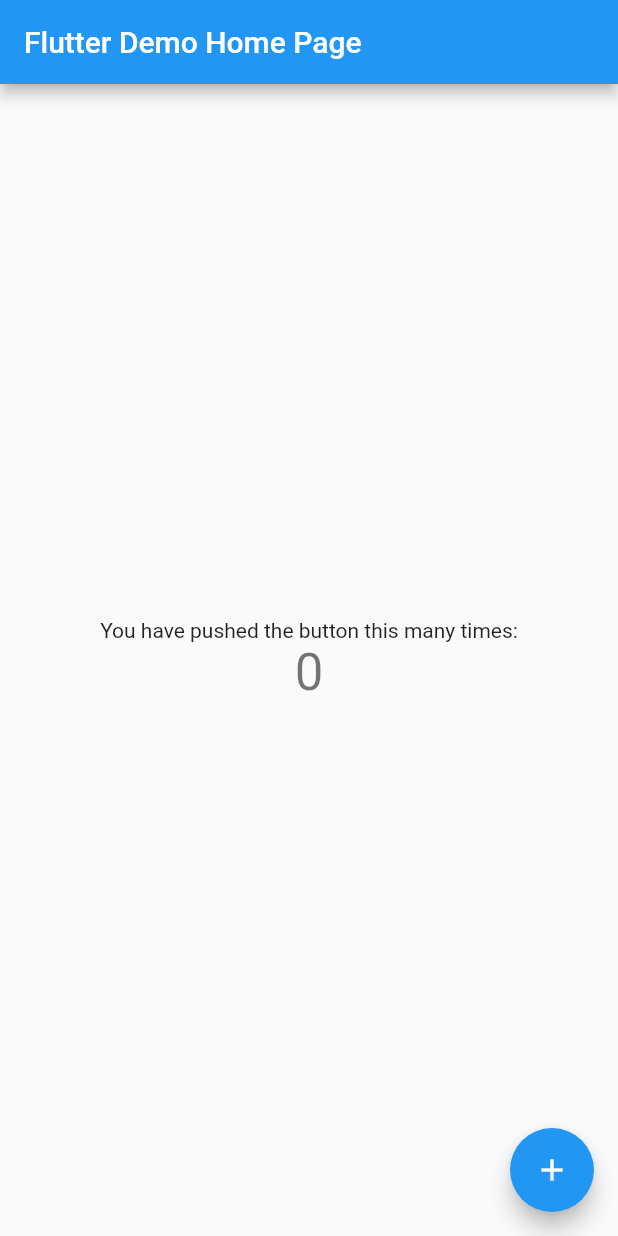
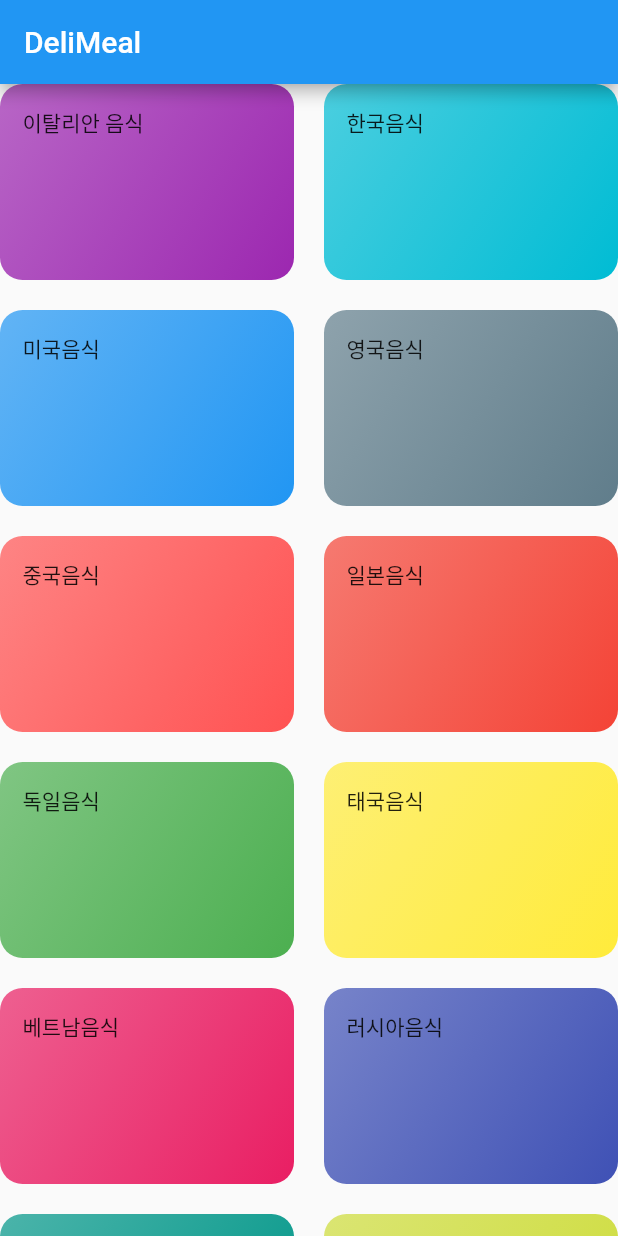
Before and after one commit to TaeseongYun/learning-Flutter, a Flutter app: the screen it shows after launch, on a phone screen of 412 x 824 dp. Run offline on Flutter 3.47's test engine with Material 2 defaults, Android fonts, the phone set to English and light mode, and no system bars.

Commit message:
#24 add: model package, modify: GridView

```diff
--- a/third_category_list_app/lib/main.dart
+++ b/third_category_list_app/lib/main.dart
@@ -1,111 +1,4 @@
 import 'package:flutter/material.dart';
+import 'package:third_category_list_app/ui/pages/root_page.dart';
 
-void main() => runApp(MyApp());
-
-class MyApp extends StatelessWidget {
-  // This widget is the root of your application.
-  @override
-  Widget build(BuildContext context) {
-    return MaterialApp(
-      title: 'Flutter Demo',
-      theme: ThemeData(
-        // This is the theme of your application.
-        //
-        // Try running your application with "flutter run". You'll see the
-        // application has a blue toolbar. Then, without quitting the app, try
-        // changing the primarySwatch below to Colors.green and then invoke
-        // "hot reload" (press "r" in the console where you ran "flutter run",
-        // or simply save your changes to "hot reload" in a Flutter IDE).
-        // Notice that the counter didn't reset back to zero; the application
-        // is not restarted.
-        primarySwatch: Colors.blue,
-      ),
-      home: MyHomePage(title: 'Flutter Demo Home Page'),
-    );
-  }
-}
-
-class MyHomePage extends StatefulWidget {
-  MyHomePage({Key key, this.title}) : super(key: key);
-
-  // This widget is the home page of your application. It is stateful, meaning
-  // that it has a State object (defined below) that contains fields that affect
-  // how it looks.
-
-  // This class is the configuration for the state. It holds the values (in this
-  // case the title) provided by the parent (in this case the App widget) and
-  // used by the build method of the State. Fields in a Widget subclass are
-  // always marked "final".
-
-  final String title;
-
-  @override
-  _MyHomePageState createState() => _MyHomePageState();
-}
-
-class _MyHomePageState extends State<MyHomePage> {
-  int _counter = 0;
-
-  void _incrementCounter() {
-    setState(() {
-      // This call to setState tells the Flutter framework that something has
-      // changed in this State, which causes it to rerun the build method below
-      // so that the display can reflect the updated values. If we changed
-      // _counter without calling setState(), then the build method would not be
-      // called again, and so nothing would appear to happen.
-      _counter++;
-    });
-  }
-
-  @override
-  Widget build(BuildContext context) {
-    // This method is rerun every time setState is called, for instance as done
-    // by the _incrementCounter method above.
-    //
-    // The Flutter framework has been optimized to make rerunning build methods
-    // fast, so that you can just rebuild anything that needs updating rather
-    // than having to individually change instances of widgets.
-    return Scaffold(
-      appBar: AppBar(
-        // Here we take the value from the MyHomePage object that was created by
-        // the App.build method, and use it to set our appbar title.
-        title: Text(widget.title),
-      ),
-      body: Center(
-        // Center is a layout widget. It takes a single child and positions it
-        // in the middle of the parent.
-        child: Column(
-          // Column is also a layout widget. It takes a list of children and
-          // arranges them vertically. By default, it sizes itself to fit its
-          // children horizontally, and tries to be as tall as its parent.
-          //
-          // Invoke "debug painting" (press "p" in the console, choose the
-          // "Toggle Debug Paint" action from the Flutter Inspector in Android
-          // Studio, or the "Toggle Debug Paint" command in Visual Studio Code)
-          // to see the wireframe for each widget.
-          //
-          // Column has various properties to control how it sizes itself and
-          // how it positions its children. Here we use mainAxisAlignment to
-          // center the children vertically; the main axis here is the vertical
-          // axis because Columns are vertical (the cross axis would be
-          // horizontal).
-          mainAxisAlignment: MainAxisAlignment.center,
-          children: <Widget>[
-            Text(
-              'You have pushed the button this many times:',
-            ),
-            Text(
-              '$_counter',
-              style: Theme.of(context).textTheme.display1,
-            ),
-          ],
-        ),
-      ),
-      floatingActionButton: FloatingActionButton(
-        onPressed: _incrementCounter,
-        tooltip: 'Increment',
-        child: Icon(Icons.add),
-      ), // This trailing comma makes auto-formatting nicer for build methods.
-    );
-  }
-}
+void main() => runApp(RootPage());
--- /dev/null
+++ b/third_category_list_app/lib/model/category.dart
@@ -0,0 +1,13 @@
+import 'package:flutter/material.dart';
+
+class Category {
+  final String id;
+  final String title;
+  final Color color;
+
+  const Category({
+    @required this.id,
+    @required this.title,
+    this.color = Colors.orange,
+  });
+}
--- /dev/null
+++ b/third_category_list_app/lib/model/dummy_data.dart
@@ -0,0 +1,65 @@
+import 'package:third_category_list_app/model/category.dart';
+import 'package:flutter/material.dart';
+
+const DUMMY_CATEGORIES = const [
+  Category(
+    id: 'c1',
+    title: '이탈리안 음식',
+    color: Colors.purple,
+  ),
+  Category(
+    id: 'c2',
+    title: '한국음식',
+    color: Colors.cyan,
+  ),
+  Category(
+    id: 'c3',
+    title: '미국음식',
+    color: Colors.blue,
+  ),
+  Category(
+    id: 'c4',
+    title: '영국음식',
+    color: Colors.blueGrey,
+  ),
+  Category(
+    id: 'c5',
+    title: '중국음식',
+    color: Colors.redAccent,
+  ),
+  Category(
+    id: 'c6',
+    title: '일본음식',
+    color: Colors.red,
+  ),
+  Category(
+    id: 'c7',
+    title: '독일음식',
+    color: Colors.green,
+  ),
+  Category(
+    id: 'c8',
+    title: '태국음식',
+    color: Colors.yellow,
+  ),
+  Category(
+    id: 'c9',
+    title: '베트남음식',
+    color: Colors.pink,
+  ),
+  Category(
+    id: 'c9',
+    title: '러시아음식',
+    color: Colors.indigo,
+  ),
+  Category(
+    id: 'c9',
+    title: '프랑스음식',
+    color: Colors.teal,
+  ),
+  Category(
+    id: 'c9',
+    title: '그리스음식',
+    color: Colors.lime,
+  ),
+];
--- /dev/null
+++ b/third_category_list_app/lib/ui/pages/category_main_page.dart
@@ -0,0 +1,28 @@
+import 'package:flutter/material.dart';
+import 'package:third_category_list_app/ui/widgets/category_item.dart';
+import '../../model/dummy_data.dart';
+
+class CategoryMainPage extends StatelessWidget {
+  @override
+  Widget build(BuildContext context) {
+    return Scaffold(
+      appBar: AppBar(
+        title: const Text('DeliMeal'),
+      ),
+      body: GridView(
+        children: DUMMY_CATEGORIES
+            .map((dummy) => CategoryItem(
+                  color: dummy.color,
+                  title: dummy.title,
+                ))
+            .toList(),
+        gridDelegate: SliverGridDelegateWithMaxCrossAxisExtent(
+          maxCrossAxisExtent: 200,
+          childAspectRatio: 3 / 2,
+          crossAxisSpacing: 20,
+          mainAxisSpacing: 20,
+        ),
+      ),
+    );
+  }
+}
--- /dev/null
+++ b/third_category_list_app/lib/ui/pages/root_page.dart
@@ -0,0 +1,15 @@
+import 'package:flutter/material.dart';
+import 'package:third_category_list_app/ui/pages/category_main_page.dart';
+
+class RootPage extends StatelessWidget {
+  @override
+  Widget build(BuildContext context) {
+    return  MaterialApp(
+      title: 'Third_Category_List_App',
+      home: CategoryMainPage(),
+      theme: ThemeData(
+        primarySwatch: Colors.blue,
+      ),
+    );
+  }
+}
--- /dev/null
+++ b/third_category_list_app/lib/ui/widgets/category_item.dart
@@ -0,0 +1,27 @@
+import 'package:flutter/material.dart';
+
+class CategoryItem extends StatelessWidget {
+  final String title;
+  final Color color;
+
+  CategoryItem({this.title, this.color});
+
+  @override
+  Widget build(BuildContext context) {
+    return Container(
+      padding: const EdgeInsets.all(15),
+      child: Text(title),
+      decoration: BoxDecoration(
+        gradient: LinearGradient(
+          colors: [
+            color.withOpacity(0.7),
+            color,
+          ],
+          begin: Alignment.topLeft,
+          end: Alignment.bottomRight,
+        ),
+        borderRadius: BorderRadius.circular(15),
+      ),
+    );
+  }
+}
```
